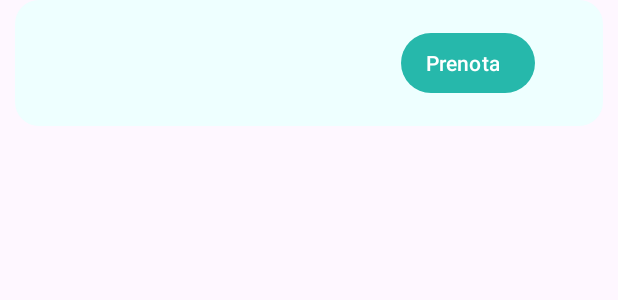
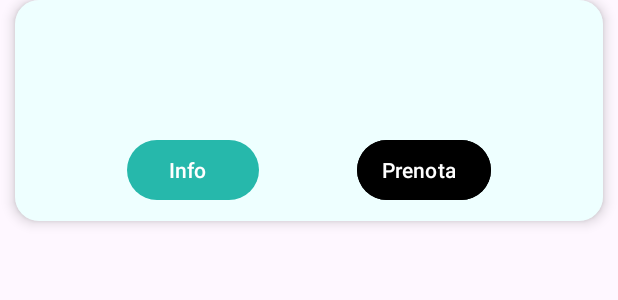
Before and after one commit to GiovanniTorrisi28/AppCarSharing, an Android app: the layout item_passaggio.xml on its own in the app's theme, with its tools: preview values and no code run, on a phone screen of 412 x 824 dp. Shown: the top 300 px of the screen. Run offline under Robolectric (Android 15) with nearby library versions, the phone set to English and light mode, and no system bars.

```diff
--- a/app/src/main/java/com/example/appcarsharing/ListRideFragment.java
+++ b/app/src/main/java/com/example/appcarsharing/ListRideFragment.java
@@ -62,10 +62,7 @@ public class ListRideFragment extends Fragment {
         //lettura dei parametri
         TextView textView = rootView.findViewById(R.id.textView);
         Bundle args = getArguments();
-        textView.setText("Data: " + args.getString("date") +  "\n"
-                + "Fascia Oraria: " + args.getString("timeStart") + "-" + args.getString("timeEnd") + "\n"
-                + "Sorgente: " + args.getString("source") + "\n"
-                + "Destinazione: " + args.getString("destination"));
+        textView.setText("Risultati:");
 
         String email = FirebaseAuth.getInstance().getCurrentUser().getEmail();
         String userId = email.substring(0, email.indexOf("@"));
--- a/app/src/main/java/com/example/appcarsharing/MyRideAdapter.java
+++ b/app/src/main/java/com/example/appcarsharing/MyRideAdapter.java
@@ -86,7 +86,7 @@ public class MyRideAdapter extends RecyclerView.Adapter<MyRideAdapter.RideViewHo
 
         public void bind(Ride passaggio) {
 
-            dataOraTextView.setText(passaggio.getData() + " - " + passaggio.getOrario());
+            dataOraTextView.setText(passaggio.getData() + ", " + passaggio.getOrario());
 
             if(passaggio.getGuidatore().getEmail().equals(user.getEmail()))
                guidatoreTextView.setText("Tu");
--- a/app/src/main/res/layout/fragment_list_ride.xml
+++ b/app/src/main/res/layout/fragment_list_ride.xml
@@ -11,7 +11,8 @@
         android:textSize="25sp"
         android:textStyle="bold"
         android:layout_width="match_parent"
-        android:layout_height="wrap_content" />
+        android:layout_height="wrap_content"
+        android:gravity="center"/>
 
     <androidx.recyclerview.widget.RecyclerView
         android:id="@+id/recycler_view"
--- a/app/src/main/res/layout/item_passaggio.xml
+++ b/app/src/main/res/layout/item_passaggio.xml
@@ -1,24 +1,34 @@
-<?xml version="1.0" encoding="utf-8"?>
-<GridLayout xmlns:android="http://schemas.android.com/apk/res/android"
+<GridLayout
+    xmlns:android="http://schemas.android.com/apk/res/android"
     android:layout_width="match_parent"
     android:layout_height="wrap_content"
-    android:columnCount="2"
+    android:columnCount="3"
     android:padding="10dp"
-    android:rowCount="1"
+    android:rowCount="2"
     android:background="@drawable/rounded_border"
     android:backgroundTint="#eff"
     android:layout_marginLeft="10dp"
-    android:layout_marginRight="10dp">
+    android:layout_marginRight="10dp"
+    android:layout_marginBottom="10dp"
+    android:elevation="5dp">
 
     <LinearLayout
         android:layout_width="0dp"
         android:layout_height="wrap_content"
+        android:layout_columnSpan="3"
         android:layout_columnWeight="1"
-        android:orientation="vertical">
+        android:orientation="vertical"
+        android:layout_marginBottom="15dp">
 
         <TextView
             android:id="@+id/guidatore_text_view"
-            android:layout_width="match_parent"
+            android:layout_width="wrap_content"
+            android:layout_height="wrap_content"
+            android:textSize="15sp"/>
+
+        <TextView
+            android:id="@+id/data_ora_text_view"
+            android:layout_width="wrap_content"
             android:layout_height="wrap_content"
             android:textSize="15sp"/>
 
@@ -28,21 +38,33 @@
             android:layout_height="wrap_content"
             android:textSize="15sp"/>
 
-        <TextView
-            android:id="@+id/ora_text_view"
-            android:layout_width="wrap_content"
-            android:layout_height="wrap_content"
-            android:textSize="15sp" />
+    </LinearLayout>
 
-    </LinearLayout>
+    <Space
+        android:layout_width="0dp"
+        android:layout_height="0dp"
+        android:layout_rowWeight="1"
+        android:layout_columnWeight="1"/>
+
+    <Button
+        android:id="@+id/infoButton"
+        style="@style/Widget.Material3.Button.Icon"
+        android:layout_width="wrap_content"
+        android:layout_height="wrap_content"
+        android:layout_rowWeight="1"
+        android:layout_columnWeight="1"
+        android:layout_gravity="center"
+        android:text="Info" />
 
     <Button
         android:id="@+id/prenotaButton"
         style="@style/Widget.Material3.Button.Icon"
         android:layout_width="wrap_content"
         android:layout_height="wrap_content"
+        android:layout_rowWeight="1"
         android:layout_columnWeight="1"
         android:layout_gravity="center"
-        android:text="Prenota" />
+        android:text="Prenota"
+        android:backgroundTint = "#000"/>
 
 </GridLayout>
```
Also changed, not shown: app/src/main/java/com/example/appcarsharing/RideAdapter.java (+43 -3 lines), app/src/main/res/layout/my_ride_dialog.xml (+5 -7 lines).
